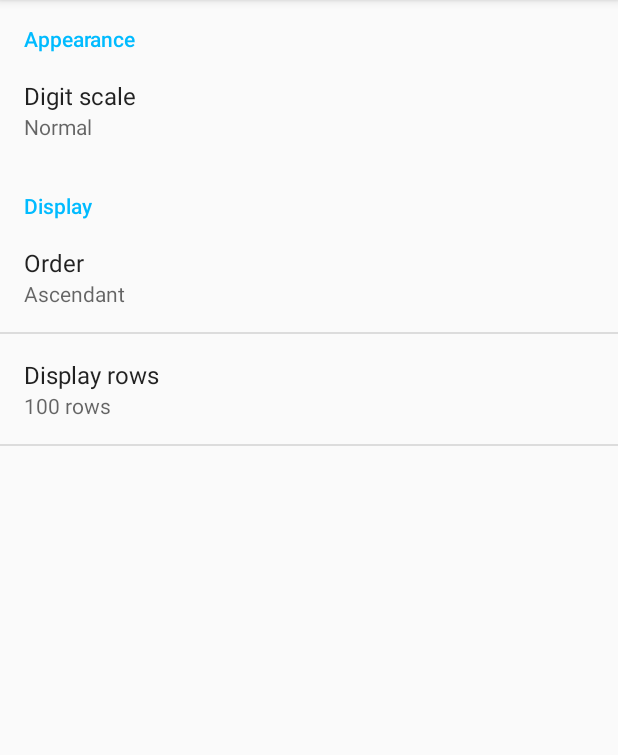
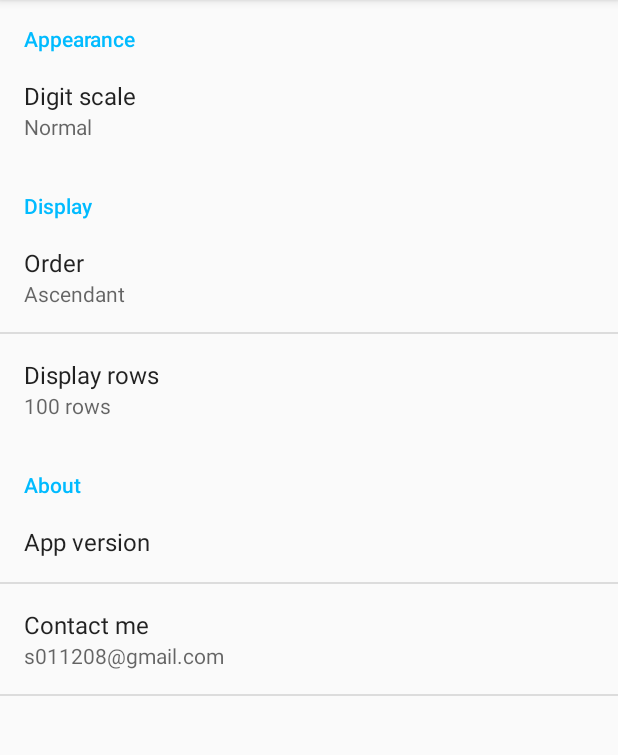
Before and after one commit to s011208/LotteryLover, an Android app: the fragment MainSettingsFragment placed in its activity, on a phone screen of 412 x 824 dp, the part 84-839 px from its top. Run offline under Robolectric (Android 15) with nearby library versions, the phone set to English and light mode, and no system bars.

Commit message:
add about

```diff
--- a/app/src/main/java/yhh/bj4/lotterylover/settings/main/MainSettingsFragment.java
+++ b/app/src/main/java/yhh/bj4/lotterylover/settings/main/MainSettingsFragment.java
@@ -1,11 +1,15 @@
 package yhh.bj4.lotterylover.settings.main;
 
 import android.app.AlertDialog;
+import android.content.ActivityNotFoundException;
 import android.content.DialogInterface;
+import android.content.Intent;
+import android.content.pm.PackageManager;
 import android.os.Bundle;
 import android.preference.Preference;
 import android.preference.PreferenceFragment;
 import android.preference.PreferenceScreen;
+import android.widget.Toast;
 
 import yhh.bj4.lotterylover.LotteryLover;
 import yhh.bj4.lotterylover.R;
@@ -20,6 +24,8 @@ public class MainSettingsFragment extends PreferenceFragment {
 
     private static final String SETTINGS_DISPLAY_ORDER = "settings_display_order";
     private static final String SETTINGS_DISPLAY_ROW_COUNT = "settings_display_row_count";
+    private static final String SETTINGS_ABOUT_APP_VERSION = "settings_about_app_version";
+    private static final String SETTINGS_ABOUT_CONTACT_ME = "settings_about_contact_me";
 
     @Override
     public void onCreate(Bundle savedInstanceState) {
@@ -41,6 +47,14 @@ public class MainSettingsFragment extends PreferenceFragment {
         pref = findPreference(SETTINGS_DISPLAY_ROW_COUNT);
         if (pref != null) {
             pref.setSummary(getActivity().getResources().getStringArray(R.array.settings_display_rows)[AppSettings.get(getActivity(), LotteryLover.KEY_DISPLAY_ROWS, LotteryLover.DISPLAY_ROWS_100)]);
+        }
+
+        pref = findPreference(SETTINGS_ABOUT_APP_VERSION);
+        if (pref != null) {
+            try {
+                pref.setSummary(getActivity().getPackageManager().getPackageInfo(getActivity().getPackageName(), 0).versionName);
+            } catch (PackageManager.NameNotFoundException e) {
+            }
         }
     }
 
@@ -119,6 +133,21 @@ public class MainSettingsFragment extends PreferenceFragment {
                         }
                     }).create();
             dialog.show();
+        } else if (SETTINGS_ABOUT_CONTACT_ME.equals(key)) {
+            try {
+                String emailAddress = "s011208@gmail.com";
+                String emailSubject = "Hi, I'd like to contact with you";
+                String emailMessage = "";
+                Intent emailIntent = new Intent(Intent.ACTION_SEND);
+                emailIntent.putExtra(Intent.EXTRA_EMAIL, new String[]{emailAddress});
+                emailIntent.putExtra(Intent.EXTRA_SUBJECT, emailSubject);
+                emailIntent.setType("plain/text");
+                emailIntent.putExtra(Intent.EXTRA_TEXT, emailMessage);
+                startActivity(emailIntent);
+                return true;
+            } catch (ActivityNotFoundException e) {
+                Toast.makeText(getActivity(), "unexpected error", Toast.LENGTH_LONG).show();
+            }
         }
         return super.onPreferenceTreeClick(preferenceScreen, preference);
     }
--- a/app/src/main/res/values/strings.xml
+++ b/app/src/main/res/values/strings.xml
@@ -13,6 +13,10 @@
     <string name="settings_display_category_title">Display</string>
     <string name="settings_display_order">Order</string>
     <string name="settings_display_row_count">Display rows</string>
+
+    <string name="settings_about_category_title">About</string>
+    <string name="settings_about_app_version">App version</string>
+    <string name="settings_about_contact_me">Contact me</string>
 
     <string-array name="settings_display_rows">
         <item>50 rows</item>
--- a/app/src/main/res/xml/main_settings.xml
+++ b/app/src/main/res/xml/main_settings.xml
@@ -16,4 +16,17 @@
             android:key="settings_display_row_count"
             android:title="@string/settings_display_row_count" />
     </PreferenceCategory>
+
+    <PreferenceCategory
+        android:key="settings_about"
+        android:title="@string/settings_about_category_title">
+        <Preference
+            android:key="settings_about_app_version"
+            android:title="@string/settings_about_app_version" />
+
+        <Preference
+            android:key="settings_about_contact_me"
+            android:summary="s011208@gmail.com"
+            android:title="@string/settings_about_contact_me" />
+    </PreferenceCategory>
 </PreferenceScreen>
```
Also changed, not shown: 2 other files.
